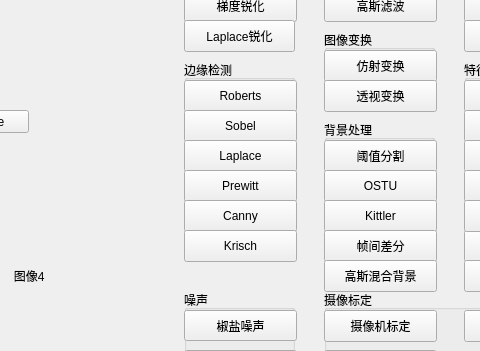
Old version of the form src/cvBasic/mainwindow.ui in the repository vastina/CVs; both pictures show x 376 to 856 and y 160 to 511 of the 1189 by 685 pixel window.
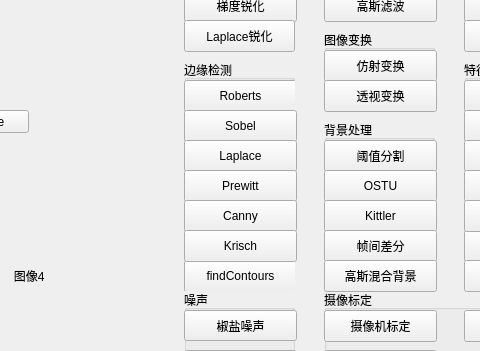
New version of the form.

What changed in the file:
```diff
--- a/src/cvBasic/mainwindow.ui
+++ b/src/cvBasic/mainwindow.ui
@@ -144,19 +144,6 @@
      <string>                              图像4</string>
     </property>
    </widget>
-   <widget class="QPushButton" name="roberts_edge">
-    <property name="geometry">
-     <rect>
-      <x>560</x>
-      <y>240</y>
-      <width>113</width>
-      <height>32</height>
-     </rect>
-    </property>
-    <property name="text">
-     <string>Roberts</string>
-    </property>
-   </widget>
    <widget class="QPushButton" name="sobel_edge">
     <property name="geometry">
      <rect>
@@ -592,12 +579,38 @@
       <x>560</x>
       <y>220</y>
       <width>111</width>
-      <height>201</height>
+      <height>231</height>
      </rect>
     </property>
     <property name="title">
      <string>边缘检测</string>
     </property>
+    <widget class="QPushButton" name="findContours">
+     <property name="geometry">
+      <rect>
+       <x>0</x>
+       <y>200</y>
+       <width>113</width>
+       <height>32</height>
+      </rect>
+     </property>
+     <property name="text">
+      <string>findContours</string>
+     </property>
+    </widget>
+    <widget class="QPushButton" name="roberts_edge">
+     <property name="geometry">
+      <rect>
+       <x>0</x>
+       <y>20</y>
+       <width>113</width>
+       <height>32</height>
+      </rect>
+     </property>
+     <property name="text">
+      <string>Roberts</string>
+     </property>
+    </widget>
    </widget>
    <widget class="QGroupBox" name="groupBox_3">
     <property name="geometry">
```
Left out of the diff: 1 changed line with no effect on the pictures.
